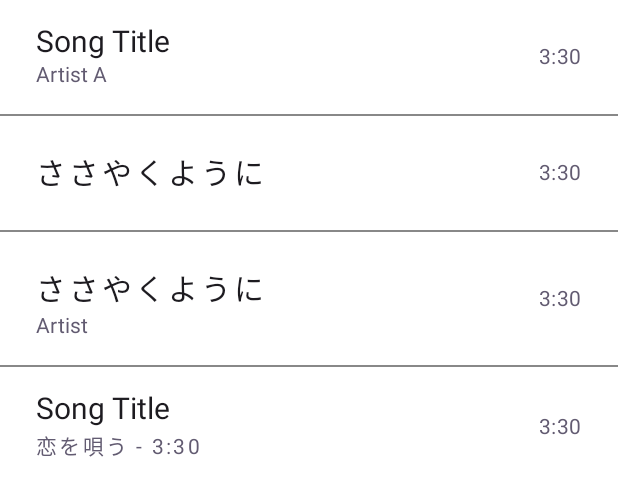
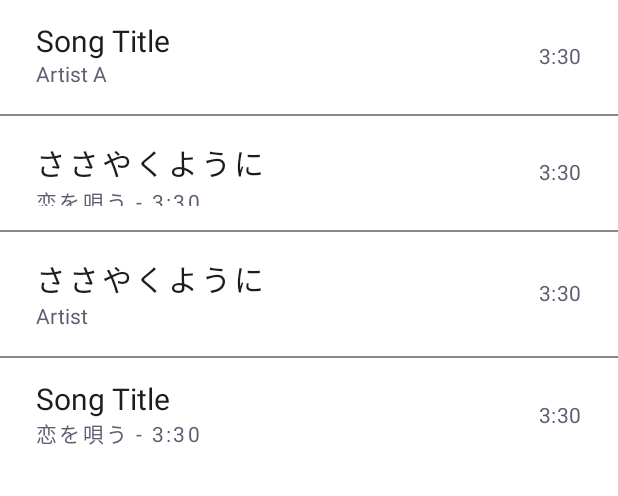
Before and after one commit to PXR05/cymatic, an Android app built with Jetpack Compose: the @Preview function AudioFileItemPreview, on a phone screen of 412 x 824 dp. Shown: the top 496 px of the screen. Run offline under Robolectric (Android 15) with nearby library versions, the light colour scheme and no system bars; Roboto replaces fonts that are not available here.

Commit message:
fix: fix CJK fonts padding

```diff
--- a/app/src/main/java/com/pxr/cymatic/ui/components/list/BaseListItem.kt
+++ b/app/src/main/java/com/pxr/cymatic/ui/components/list/BaseListItem.kt
@@ -97,9 +97,6 @@ fun ListItem(
                 overflow = TextOverflow.Ellipsis,
                 maxLines = 1,
                 style = labelFontStyle,
-                modifier = Modifier.padding(
-                    top = if (isLabelCJK) 6.dp else 0.dp
-                )
             )
             if (subLabel != null) {
                 Text(
@@ -107,11 +104,7 @@ fun ListItem(
                     color = secondaryLabelColor,
                     overflow = TextOverflow.Ellipsis,
                     maxLines = 1,
-                    style = subLabelFontStyle,
-                    modifier = Modifier.padding(
-                        top = if (isSubLabelCJK) 2.dp else 0.dp,
-                        bottom = if (isSubLabelCJK) 1.dp else 0.dp
-                    )
+                    style = subLabelFontStyle
                 )
             }
         }
--- a/app/src/main/java/com/pxr/cymatic/ui/components/screen/ScreenHeader.kt
+++ b/app/src/main/java/com/pxr/cymatic/ui/components/screen/ScreenHeader.kt
@@ -55,8 +55,7 @@ fun ScreenHeader(
             modifier = Modifier
                 .weight(1f)
                 .padding(
-                    bottom = 16.dp,
-                    top = if (isTitleCJK) 20.dp else 16.dp
+                    vertical = 16.dp
                 )
         )
         actions()
--- a/app/src/main/java/com/pxr/cymatic/ui/components/screen/SearchableScreenHeader.kt
+++ b/app/src/main/java/com/pxr/cymatic/ui/components/screen/SearchableScreenHeader.kt
@@ -23,7 +23,6 @@ import androidx.compose.ui.focus.focusRequester
 import androidx.compose.ui.graphics.SolidColor
 import androidx.compose.ui.platform.LocalSoftwareKeyboardController
 import androidx.compose.ui.res.painterResource
-import androidx.compose.ui.text.TextStyle
 import androidx.compose.ui.text.font.FontWeight
 import androidx.compose.ui.text.input.ImeAction
 import androidx.compose.ui.unit.dp
@@ -159,8 +158,7 @@ fun SearchableScreenHeader(
                 modifier = Modifier
                     .weight(1f)
                     .padding(
-                        bottom = 16.dp,
-                        top = if (isTitleCJK) 20.dp else 16.dp
+                        vertical = 16.dp
                     )
             )
 
--- a/app/src/main/java/com/pxr/cymatic/ui/theme/Type.kt
+++ b/app/src/main/java/com/pxr/cymatic/ui/theme/Type.kt
@@ -1,7 +1,6 @@
 package com.pxr.cymatic.ui.theme
 
 import androidx.compose.material3.Typography
-import androidx.compose.ui.text.TextStyle
 import androidx.compose.ui.text.font.FontFamily
 import androidx.compose.ui.text.font.FontStyle
 import androidx.compose.ui.text.font.FontWeight
```
Also changed, not shown: app/src/main/java/com/pxr/cymatic/ui/components/player/PlayerInfo.kt (+0 -8 lines).
